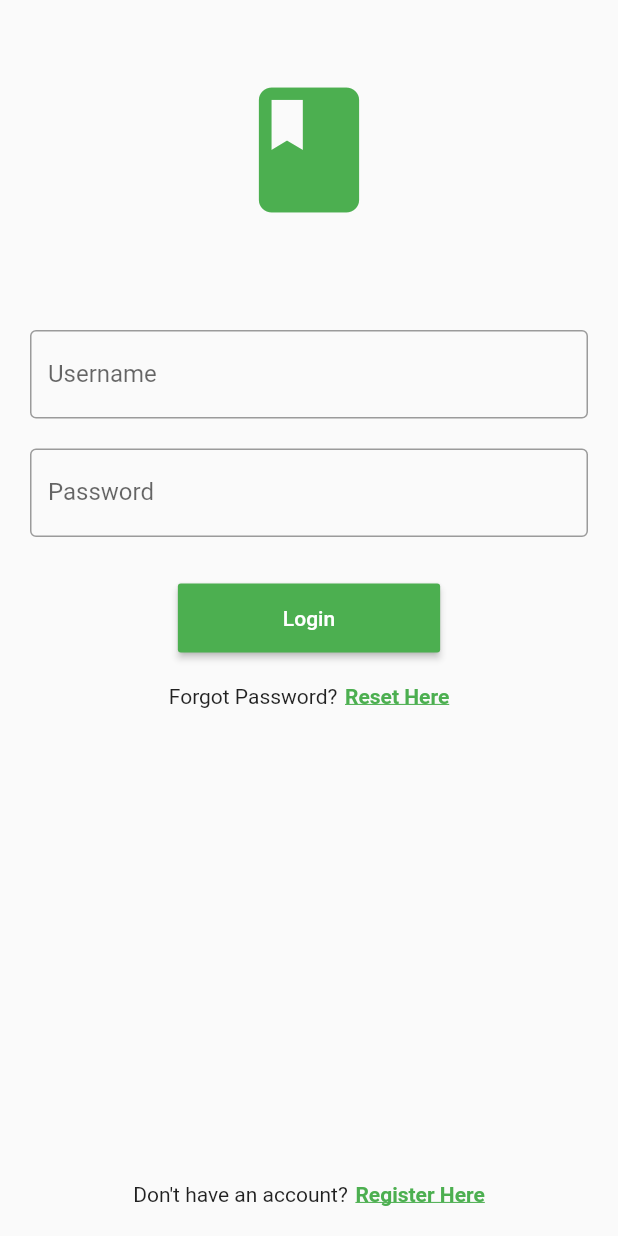
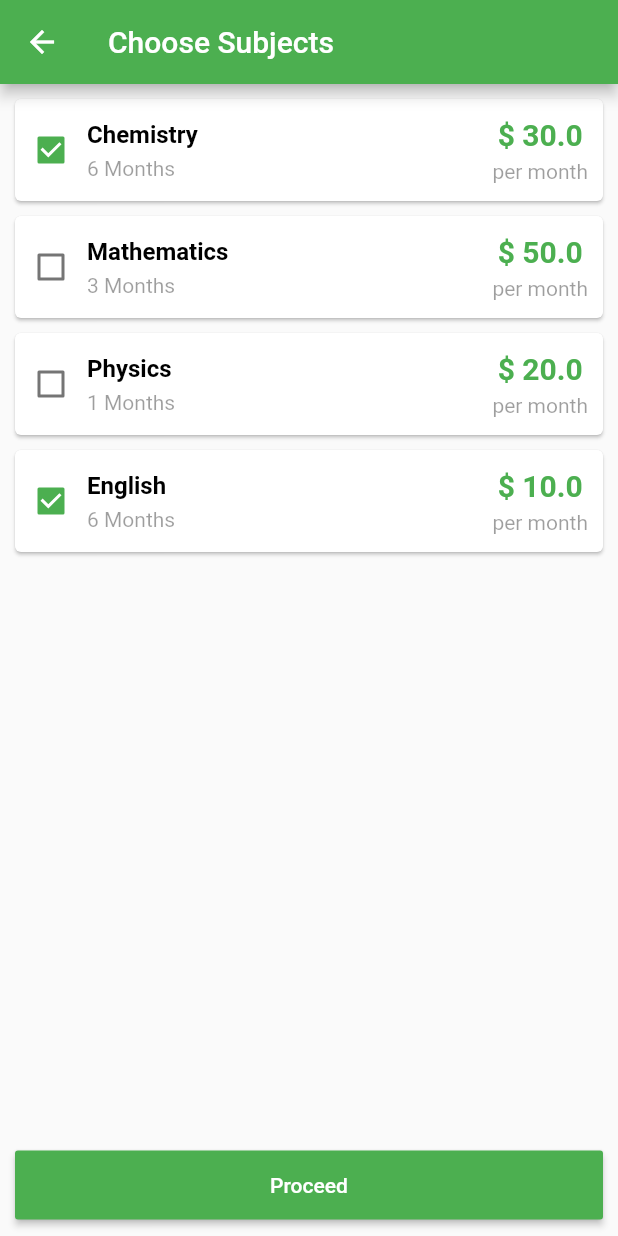
Before and after one commit to wajahatkarim3/education_flutter, a Flutter app: the screen it shows after launch, after a tap on "Login", on a phone screen of 412 x 824 dp. Run offline on Flutter 3.47's test engine with Material 2 defaults, Android fonts, the phone set to English and light mode, and no system bars.

Commit message:
Added the Choose Subjects screen

```diff
--- /dev/null
+++ b/lib/choose_subjects.dart
@@ -0,0 +1,124 @@
+import 'package:flutter/material.dart';
+
+class ChooseSubjects extends StatelessWidget {
+  @override
+  Widget build(BuildContext context) {
+    return Scaffold(
+      appBar: AppBar(
+        title: Text("Choose Subjects"),
+      ),
+      body: Container(
+        padding: EdgeInsets.only(top: 10),
+        child: ListView.builder(
+            itemCount: subjectsList.length,
+            itemBuilder: (context, position) {
+              return createSubjectCard(subjectsList.elementAt(position));
+            }
+        ),
+      ),
+      bottomNavigationBar: Padding(
+        padding: EdgeInsets.all(10),
+        child: MaterialButton(
+            child: Text("Proceed", style: TextStyle(color: Colors.white),),
+            color: Colors.green,
+            padding: EdgeInsets.only(top: 15, bottom: 15, left: 70, right: 70),
+            onPressed: () { }
+        ),
+      ),
+    );
+  }
+
+  Container createSubjectCard(SubjectItem subjectItem)
+  {
+    return Container(
+      child: Card(
+        margin: EdgeInsets.only(left: 10, right: 10, bottom: 10),
+        child: Container(
+          padding: EdgeInsets.only(top: 10, bottom: 10, right: 10),
+          child: Row(
+            crossAxisAlignment: CrossAxisAlignment.center,
+            mainAxisAlignment: MainAxisAlignment.start,
+            children: <Widget>[
+              Checkbox(
+                  activeColor: Colors.green,
+                  value: subjectItem.isChecked,
+                  onChanged: (v) { }
+              ),
+              Column(
+                mainAxisAlignment: MainAxisAlignment.start,
+                crossAxisAlignment: CrossAxisAlignment.start,
+                children: <Widget>[
+                  Text(
+                    subjectItem.subjectName,
+                    style: TextStyle(
+                      color: Colors.black,
+                      fontWeight: FontWeight.bold,
+                      fontSize: 16
+                    ),
+                  ),
+                  Container(
+                    padding: EdgeInsets.only(top: 5),
+                    child: Text(
+                      subjectItem.duration,
+                      style: TextStyle(
+                          color: Colors.black38,
+                          fontWeight: FontWeight.normal,
+                          fontSize: 14
+                      ),
+                    ),
+                  )
+                ],
+              ),
+              Expanded(
+                  child: Align(
+                    alignment: Alignment.centerRight,
+                    child: Column(
+                      mainAxisAlignment: MainAxisAlignment.center,
+                      crossAxisAlignment: CrossAxisAlignment.center,
+                      children: <Widget>[
+                        Text(
+                          "\$ " + subjectItem.price.toString(),
+                          style: TextStyle(
+                              color: Colors.green,
+                              fontWeight: FontWeight.bold,
+                              fontSize: 20
+                          ),
+                        ),
+                        Container(
+                          padding: EdgeInsets.only(top: 5),
+                          child: Text(
+                            "per month",
+                            style: TextStyle(
+                                color: Colors.black38,
+                                fontWeight: FontWeight.normal,
+                                fontSize: 14
+                            ),
+                          ),
+                        )
+                      ],
+                    ),
+                  )
+              ),
+            ],
+          ),
+        )
+      ),
+    );
+  }
+}
+
+final List<SubjectItem> subjectsList = [
+  SubjectItem(true, "Chemistry", "6 Months", 30),
+  SubjectItem(false, "Mathematics", "3 Months", 50),
+  SubjectItem(false, "Physics", "1 Months", 20),
+  SubjectItem(true, "English", "6 Months", 10),
+];
+
+class SubjectItem {
+  bool isChecked;
+  String subjectName;
+  String duration;
+  double price;
+
+  SubjectItem(this.isChecked, this.subjectName, this.duration, this.price);
+}
--- a/lib/main.dart
+++ b/lib/main.dart
@@ -1,4 +1,5 @@
 import 'package:flutter/material.dart';
+import 'choose_subjects.dart';
 
 void main() => runApp(MyApp());
 
@@ -65,7 +66,10 @@ class Login extends StatelessWidget {
                                 child: Text("Login", style: TextStyle(color: Colors.white),),
                                 color: Colors.green,
                                 padding: EdgeInsets.only(top: 15, bottom: 15, left: 70, right: 70),
-                                onPressed: () {}
+                                onPressed: () {
+                                  Route route = MaterialPageRoute(builder: (context) => ChooseSubjects());
+                                  Navigator.push(context, route);
+                                }
                             )
                         ),
                         Container(
@@ -120,5 +124,4 @@ class Login extends StatelessWidget {
       }
     );
   }
-
 }
--- a/pubspec.yaml
+++ b/pubspec.yaml
@@ -14,7 +14,7 @@ description: A new Flutter application.
 version: 1.0.0+1
 
 environment:
-  sdk: ">=2.1.0 <3.0.0"
+  sdk: ">=2.2.0 <3.0.0"
 
 dependencies:
   flutter:
```
